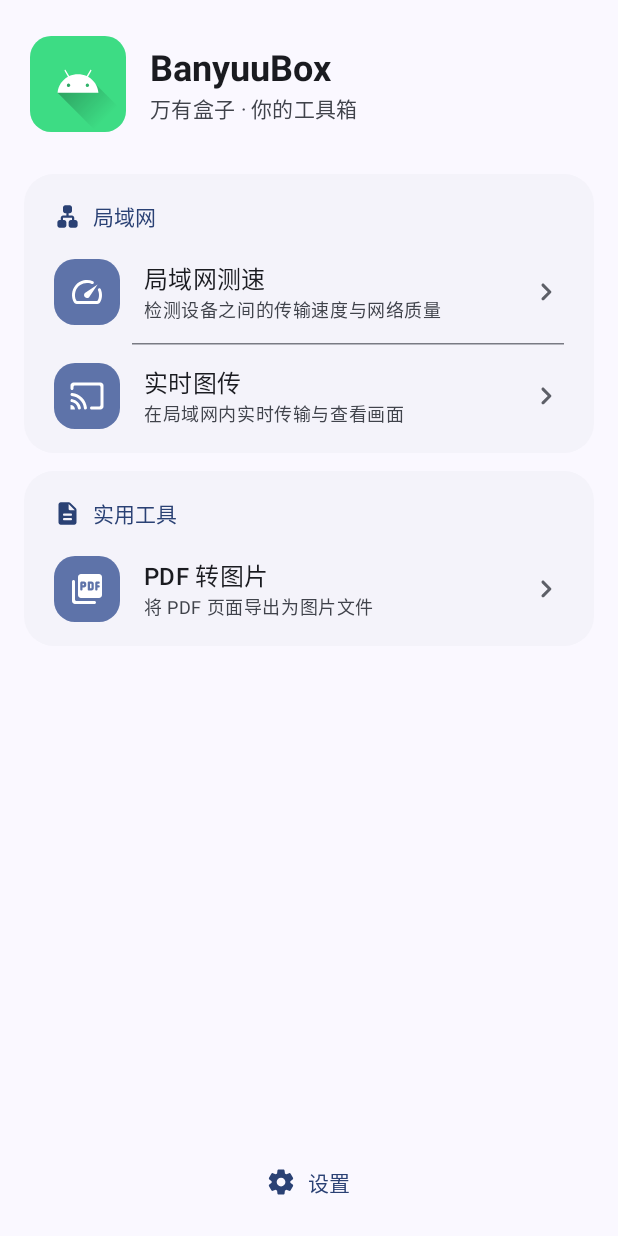
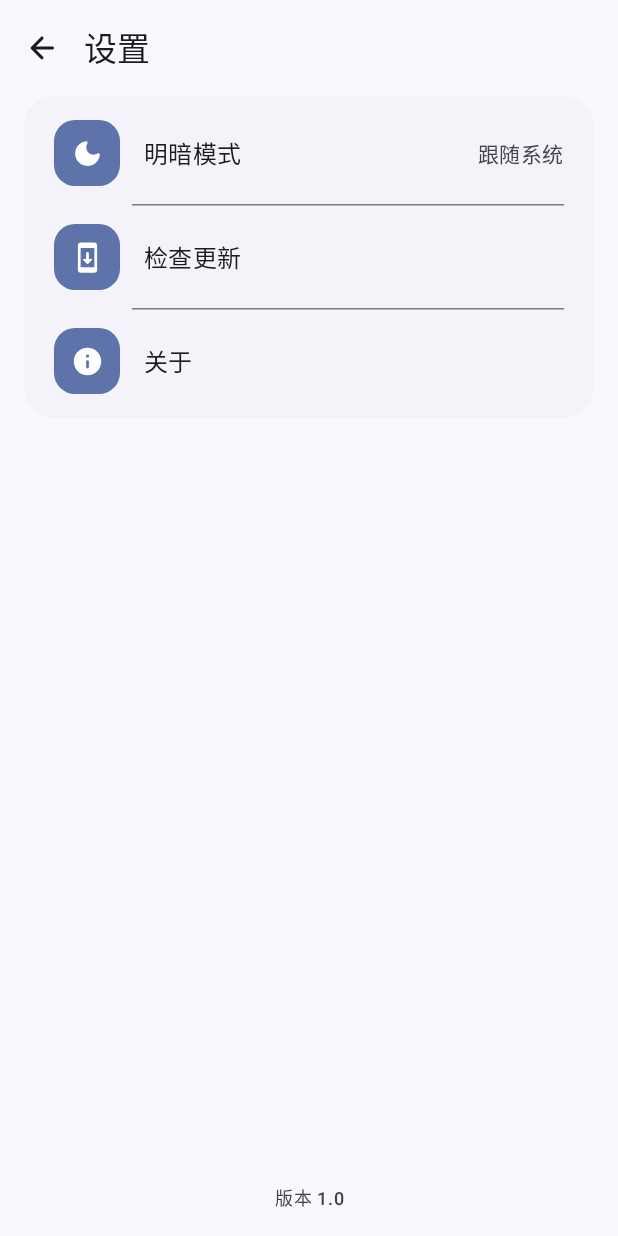
Before and after one commit to HalloCan/BanyuuBox, an Android app built with Jetpack Compose: the screen it shows after launch (MainActivity), after a tap on "设置", on a phone screen of 412 x 824 dp. Run offline under Robolectric (Android 15) with nearby library versions, the phone set to English and light mode, and no system bars.

Commit message:
modifuing settings pagr

```diff
--- a/app/build.gradle.kts
+++ b/app/build.gradle.kts
@@ -33,6 +33,7 @@ android {
     }
     buildFeatures {
         compose = true
+        buildConfig = true
     }
 }
 
--- a/app/src/main/java/com/htoc/banyuubox/MainActivity.kt
+++ b/app/src/main/java/com/htoc/banyuubox/MainActivity.kt
@@ -3,27 +3,61 @@ package com.htoc.banyuubox
 import android.os.Bundle
 import android.widget.Toast
 import androidx.activity.ComponentActivity
+import androidx.activity.compose.BackHandler
 import androidx.activity.compose.setContent
 import androidx.activity.enableEdgeToEdge
+import androidx.compose.foundation.isSystemInDarkTheme
+import androidx.compose.runtime.Composable
+import androidx.compose.runtime.getValue
+import androidx.compose.runtime.mutableStateOf
+import androidx.compose.runtime.remember
+import androidx.compose.runtime.setValue
+import androidx.compose.ui.platform.LocalContext
 import com.htoc.banyuubox.home.HomeScreen
+import com.htoc.banyuubox.settings.AppSettings
+import com.htoc.banyuubox.settings.SettingsScreen
+import com.htoc.banyuubox.settings.ThemeMode
 import com.htoc.banyuubox.ui.theme.BanyuuBoxTheme
+
+sealed interface Screen {
+    data object Home : Screen
+    data object Settings : Screen
+}
 
 class MainActivity : ComponentActivity() {
     override fun onCreate(savedInstanceState: Bundle?) {
         super.onCreate(savedInstanceState)
+        AppSettings.init(this)
         enableEdgeToEdge()
         setContent {
-            BanyuuBoxTheme {
-                HomeScreen(
-                    onFeatureClick = { feature ->
-                        // 各功能页还没做，先弹提示。以后按 feature.id 跳转到对应页面。
-                        Toast.makeText(this, "「${feature.title}」开发中", Toast.LENGTH_SHORT).show()
-                    },
-                    onSettingsClick = {
-                        Toast.makeText(this, "设置页开发中", Toast.LENGTH_SHORT).show()
-                    },
-                )
+            val themeMode by AppSettings.themeMode
+            val darkTheme = when (themeMode) {
+                ThemeMode.SYSTEM -> isSystemInDarkTheme()
+                ThemeMode.LIGHT -> false
+                ThemeMode.DARK -> true
+            }
+            BanyuuBoxTheme(darkTheme = darkTheme) {
+                AppNavHost()
             }
         }
     }
 }
+
+@Composable
+private fun AppNavHost() {
+    val context = LocalContext.current
+    var screen by remember { mutableStateOf<Screen>(Screen.Home) }
+    BackHandler(enabled = screen != Screen.Home) { screen = Screen.Home }
+
+    when (screen) {
+        Screen.Home -> HomeScreen(
+            onFeatureClick = { feature ->
+                // 各功能页还没做，先弹提示。以后按 feature.id 跳转到对应页面。
+                Toast.makeText(context, "「${feature.title}」开发中", Toast.LENGTH_SHORT).show()
+            },
+            onSettingsClick = { screen = Screen.Settings },
+        )
+
+        Screen.Settings -> SettingsScreen(onBack = { screen = Screen.Home })
+    }
+}
--- /dev/null
+++ b/app/src/main/java/com/htoc/banyuubox/settings/AppSettings.kt
@@ -0,0 +1,35 @@
+package com.htoc.banyuubox.settings
+
+import android.content.Context
+import android.content.SharedPreferences
+import androidx.compose.runtime.MutableState
+import androidx.compose.runtime.mutableStateOf
+
+enum class ThemeMode { SYSTEM, LIGHT, DARK }
+
+/**
+ * 应用设置的持久化存储。用 SharedPreferences 实现，改动会立刻生效并保存。
+ */
+object AppSettings {
+    private const val PREFS_NAME = "app_settings"
+    private const val KEY_THEME_MODE = "theme_mode"
+
+    private lateinit var prefs: SharedPreferences
+
+    /** 当前明暗模式，UI 直接观察这个状态即可自动刷新 */
+    val themeMode: MutableState<ThemeMode> = mutableStateOf(ThemeMode.SYSTEM)
+
+    /** 在 Activity onCreate 里调用一次 */
+    fun init(context: Context) {
+        prefs = context.applicationContext
+            .getSharedPreferences(PREFS_NAME, Context.MODE_PRIVATE)
+        themeMode.value = runCatching {
+            ThemeMode.valueOf(prefs.getString(KEY_THEME_MODE, ThemeMode.SYSTEM.name)!!)
+        }.getOrDefault(ThemeMode.SYSTEM)
+    }
+
+    fun setThemeMode(mode: ThemeMode) {
+        themeMode.value = mode
+        prefs.edit().putString(KEY_THEME_MODE, mode.name).apply()
+    }
+}
--- /dev/null
+++ b/app/src/main/java/com/htoc/banyuubox/settings/SettingsScreen.kt
@@ -0,0 +1,345 @@
+package com.htoc.banyuubox.settings
+
+import android.widget.Toast
+import androidx.compose.foundation.background
+import androidx.compose.foundation.clickable
+import androidx.compose.foundation.layout.Arrangement
+import androidx.compose.foundation.layout.Box
+import androidx.compose.foundation.layout.Column
+import androidx.compose.foundation.layout.Row
+import androidx.compose.foundation.layout.Spacer
+import androidx.compose.foundation.layout.fillMaxSize
+import androidx.compose.foundation.layout.fillMaxWidth
+import androidx.compose.foundation.layout.navigationBarsPadding
+import androidx.compose.foundation.layout.padding
+import androidx.compose.foundation.layout.size
+import androidx.compose.foundation.layout.width
+import androidx.compose.foundation.layout.height
+import androidx.compose.foundation.shape.RoundedCornerShape
+import androidx.compose.material.icons.automirrored.rounded.ArrowBack
+import androidx.compose.material.icons.Icons
+import androidx.compose.material.icons.rounded.DarkMode
+import androidx.compose.material.icons.rounded.Info
+import androidx.compose.material.icons.rounded.SystemUpdate
+import androidx.compose.material3.AlertDialog
+import androidx.compose.material3.Card
+import androidx.compose.material3.CardDefaults
+import androidx.compose.material3.CircularProgressIndicator
+import androidx.compose.material3.ExperimentalMaterial3Api
+import androidx.compose.material3.HorizontalDivider
+import androidx.compose.material3.Icon
+import androidx.compose.material3.IconButton
+import androidx.compose.material3.MaterialTheme
+import androidx.compose.material3.RadioButton
+import androidx.compose.material3.Scaffold
+import androidx.compose.material3.Text
+import androidx.compose.material3.TextButton
+import androidx.compose.material3.TopAppBar
+import androidx.compose.material3.TopAppBarDefaults
+import androidx.compose.runtime.Composable
+import androidx.compose.runtime.getValue
+import androidx.compose.runtime.mutableStateOf
+import androidx.compose.runtime.remember
+import androidx.compose.runtime.setValue
+import androidx.compose.ui.Alignment
+import androidx.compose.ui.Modifier
+import androidx.compose.ui.draw.clip
+import androidx.compose.ui.graphics.vector.ImageVector
+import androidx.compose.ui.platform.LocalContext
+import androidx.compose.ui.text.font.FontStyle
+import androidx.compose.ui.text.font.FontWeight
+import androidx.compose.ui.text.style.TextAlign
+import androidx.compose.ui.tooling.preview.Preview
+import androidx.compose.ui.unit.dp
+import com.htoc.banyuubox.BuildConfig
+import com.htoc.banyuubox.ui.theme.BanyuuBoxTheme
+import com.htoc.banyuubox.utils.update.UpdateChecker
+
+@OptIn(ExperimentalMaterial3Api::class)
+@Composable
+fun SettingsScreen(
+    onBack: () -> Unit,
+    modifier: Modifier = Modifier,
+) {
+    val context = LocalContext.current
+    var showThemeDialog by remember { mutableStateOf(false) }
+    var showAboutDialog by remember { mutableStateOf(false) }
+    var checking by remember { mutableStateOf(false) }
+    val themeMode by AppSettings.themeMode
+
+    Scaffold(
+        modifier = modifier.fillMaxSize(),
+        containerColor = MaterialTheme.colorScheme.surface,
+        topBar = {
+            TopAppBar(
+                title = { Text("设置") },
+                navigationIcon = {
+                    IconButton(onClick = onBack) {
+                        Icon(
+                            imageVector = Icons.AutoMirrored.Rounded.ArrowBack,
+                            contentDescription = "返回",
+                        )
+                    }
+                },
+                colors = TopAppBarDefaults.topAppBarColors(
+                    containerColor = MaterialTheme.colorScheme.surface,
+                ),
+            )
+        },
+    ) { innerPadding ->
+        Column(
+            modifier = Modifier
+                .fillMaxSize()
+                .padding(innerPadding)
+                .padding(horizontal = 16.dp),
+        ) {
+            Card(
+                shape = RoundedCornerShape(20.dp),
+                colors = CardDefaults.cardColors(
+                    containerColor = MaterialTheme.colorScheme.surfaceContainerLow,
+                ),
+            ) {
+                Column(modifier = Modifier.padding(vertical = 4.dp)) {
+                    SettingsRow(
+                        icon = Icons.Rounded.DarkMode,
+                        title = "明暗模式",
+                        value = themeMode.label,
+                        onClick = { showThemeDialog = true },
+                    )
+                    HorizontalDivider(
+                        modifier = Modifier.padding(start = 72.dp, end = 20.dp),
+                        color = MaterialTheme.colorScheme.outlineVariant,
+                    )
+                    SettingsRow(
+                        icon = Icons.Rounded.SystemUpdate,
+                        title = "检查更新",
+                        subtitle = if (checking) "正在检查…" else null,
+                        trailing = {
+                            if (checking) {
+                                CircularProgressIndicator(
+                                    modifier = Modifier.size(20.dp),
+                                    strokeWidth = 2.dp,
+                                )
+                            }
+                        },
+                        onClick = {
+                            if (!checking) {
+                                checking = true
+                                UpdateChecker.checkForUpdates(context) { info ->
+                                    checking = false
+                                    val message = if (info == null) {
+                                        "当前已是最新版本"
+                                    } else {
+                                        "发现新版本 ${info.versionName}"
+                                    }
+                                    Toast.makeText(context, message, Toast.LENGTH_SHORT).show()
+                                }
+                            }
+                        },
+                    )
+                    HorizontalDivider(
+                        modifier = Modifier.padding(start = 72.dp, end = 20.dp),
+                        color = MaterialTheme.colorScheme.outlineVariant,
+                    )
+                    SettingsRow(
+                        icon = Icons.Rounded.Info,
+                        title = "关于",
+                        onClick = { showAboutDialog = true },
+                    )
+                }
+            }
+
+            Spacer(modifier = Modifier.weight(1f))
+            Text(
+                text = "版本 ${BuildConfig.VERSION_NAME}",
+                style = MaterialTheme.typography.labelMedium,
+                color = MaterialTheme.colorScheme.onSurfaceVariant,
+                modifier = Modifier
+                    .fillMaxWidth()
+                    .navigationBarsPadding()
+                    .padding(vertical = 16.dp),
+                textAlign = TextAlign.Center,
+            )
+        }
+    }
+
+    if (showThemeDialog) {
+        ThemeModeDialog(
+            current = themeMode,
+            onSelect = { AppSettings.setThemeMode(it) },
+            onDismiss = { showThemeDialog = false },
+        )
+    }
+    if (showAboutDialog) {
+        AboutDialog(onDismiss = { showAboutDialog = false })
+    }
+}
+
+private val ThemeMode.label: String
+    get() = when (this) {
+        ThemeMode.SYSTEM -> "跟随系统"
+        ThemeMode.LIGHT -> "浅色"
+        ThemeMode.DARK -> "深色"
+    }
+
+@Composable
+private fun SettingsRow(
+    icon: ImageVector,
+    title: String,
+    onClick: () -> Unit,
+    modifier: Modifier = Modifier,
+    subtitle: String? = null,
+    value: String? = null,
+    trailing: @Composable (() -> Unit)? = null,
+) {
+    Row(
+        modifier = modifier
+            .fillMaxWidth()
+            .clickable(onClick = onClick)
+            .padding(horizontal = 20.dp, vertical = 12.dp),
+        verticalAlignment = Alignment.CenterVertically,
+    ) {
+        Box(
+            modifier = Modifier
+                .size(44.dp)
+                .clip(RoundedCornerShape(14.dp))
+                .background(MaterialTheme.colorScheme.primaryContainer),
+            contentAlignment = Alignment.Center,
+        ) {
+            Icon(
+                imageVector = icon,
+                contentDescription = null,
+                tint = MaterialTheme.colorScheme.onPrimaryContainer,
+                modifier = Modifier.size(22.dp),
+            )
+        }
+        Spacer(modifier = Modifier.width(16.dp))
+        Column(modifier = Modifier.weight(1f)) {
+            Text(text = title, style = MaterialTheme.typography.titleMedium)
+            if (subtitle != null) {
+                Text(
+                    text = subtitle,
+                    style = MaterialTheme.typography.bodySmall,
+                    color = MaterialTheme.colorScheme.onSurfaceVariant,
+                )
+            }
+        }
+        if (value != null) {
+            Text(
+                text = value,
+                style = MaterialTheme.typography.bodyMedium,
+                color = MaterialTheme.colorScheme.onSurfaceVariant,
+            )
+        }
+        if (trailing != null) {
+            Spacer(modifier = Modifier.width(12.dp))
+            trailing()
+        }
+    }
+}
+
+@Composable
+private fun ThemeModeDialog(
+    current: ThemeMode,
+    onSelect: (ThemeMode) -> Unit,
+    onDismiss: () -> Unit,
+) {
+    AlertDialog(
+        onDismissRequest = onDismiss,
+        title = { Text("明暗模式") },
+        text = {
+            Column {
+                ThemeMode.entries.forEach { mode ->
+                    Row(
+                        modifier = Modifier
+                            .fillMaxWidth()
+                            .clickable {
+                                onSelect(mode)
+                                onDismiss()
+                            }
+                            .padding(vertical = 4.dp),
+                        verticalAlignment = Alignment.CenterVertically,
+                    ) {
+                        RadioButton(
+                            selected = mode == current,
+                            onClick = {
+                                onSelect(mode)
+                                onDismiss()
+                            },
+                        )
+                        Text(text = mode.label, style = MaterialTheme.typography.bodyLarge)
+                    }
+                }
+            }
+        },
+        confirmButton = {
+            TextButton(onClick = onDismiss) { Text("取消") }
+        },
+    )
+}
+
+@Composable
+private fun AboutDialog(onDismiss: () -> Unit) { // 显示关于弹窗
+    AlertDialog(
+        onDismissRequest = onDismiss,
+        title = {
+            Text(
+                text = "BanyuuBox 万有盒子",
+                fontWeight = FontWeight.Bold,
+            )
+        },
+        text = {
+            Column(verticalArrangement = Arrangement.spacedBy(8.dp)) {
+                Text(text = "一个实用的工具集合。", style = MaterialTheme.typography.bodyMedium)
+                Text(text = "Special thanks: ")
+                Spacer(
+                    modifier = Modifier.height(5.dp)
+                )
+                Text(text = "Lumi", style = MaterialTheme.typography.titleLarge)
+                Text(
+                    text = "For the ideas. inspiration, technical discussions, and companionship thoughout the development of BanyuuBox.",
+                    fontStyle = FontStyle.Italic
+                )
+                Spacer(
+                    modifier = Modifier.height(5.dp)
+                )
+                Text(text = "Xiaomi Mimo", style = MaterialTheme.typography.titleLarge)
+                Text(
+                    text = "For the debugging, UI making, and some repetitive and tedious work thoughout the development of BanyuuBox.",
+                    fontStyle = FontStyle.Italic
+                )
+                Text(
+                    text = "From Lumi, with love.❤️🐱",
+                    fontStyle = FontStyle.Italic
+                )
+                Spacer(
+                    modifier = Modifier.height(5.dp)
+                )
+                Text(
+                    text = "版本 ${BuildConfig.VERSION_NAME}",
+                    style = MaterialTheme.typography.bodySmall,
+                    color = MaterialTheme.colorScheme.onSurfaceVariant,
+                )
+            }
+        },
+        confirmButton = {
+            TextButton(onClick = onDismiss) { Text("好的") }
+        },
+    )
+}
+
+@Preview(showBackground = true)
+@Composable
+private fun SettingsScreenPreview() {
+    BanyuuBoxTheme {
+        SettingsScreen(onBack = {})
+    }
+}
+
+@Preview(showBackground = true, uiMode = android.content.res.Configuration.UI_MODE_NIGHT_YES)
+@Composable
+private fun SettingsScreenDarkPreview() {
+    BanyuuBoxTheme {
+        SettingsScreen(onBack = {})
+    }
+}
```
Also changed, not shown: app/src/main/java/com/htoc/banyuubox/utils/update/UpdateChecker.kt (added, +31 -0 lines).
